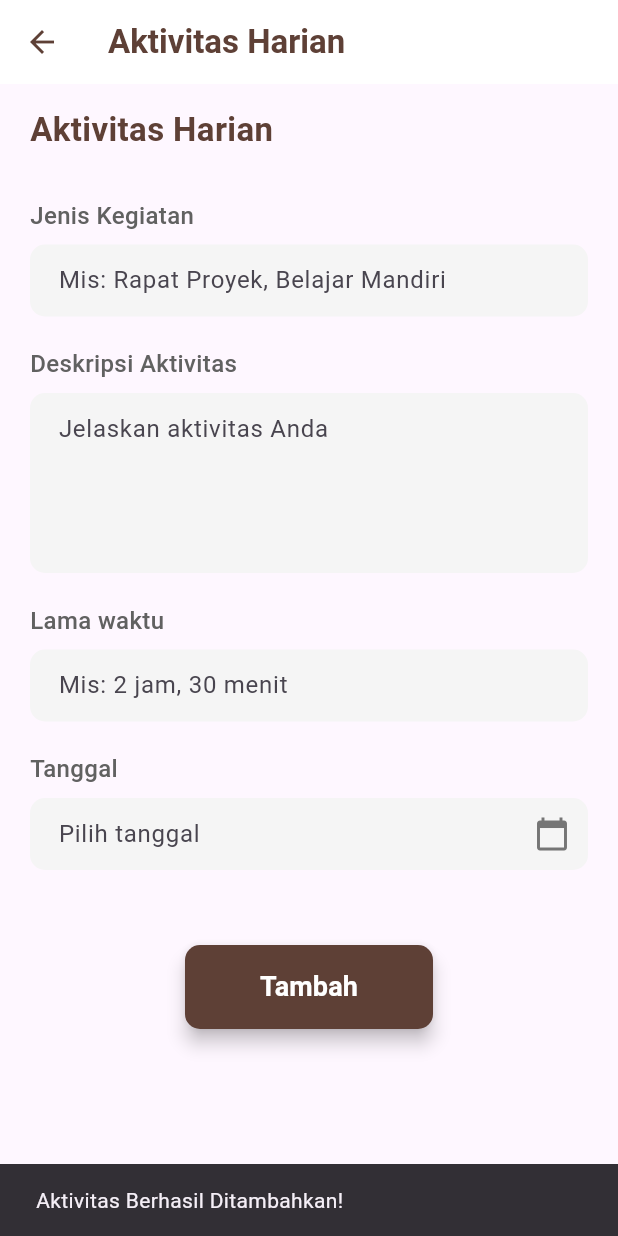
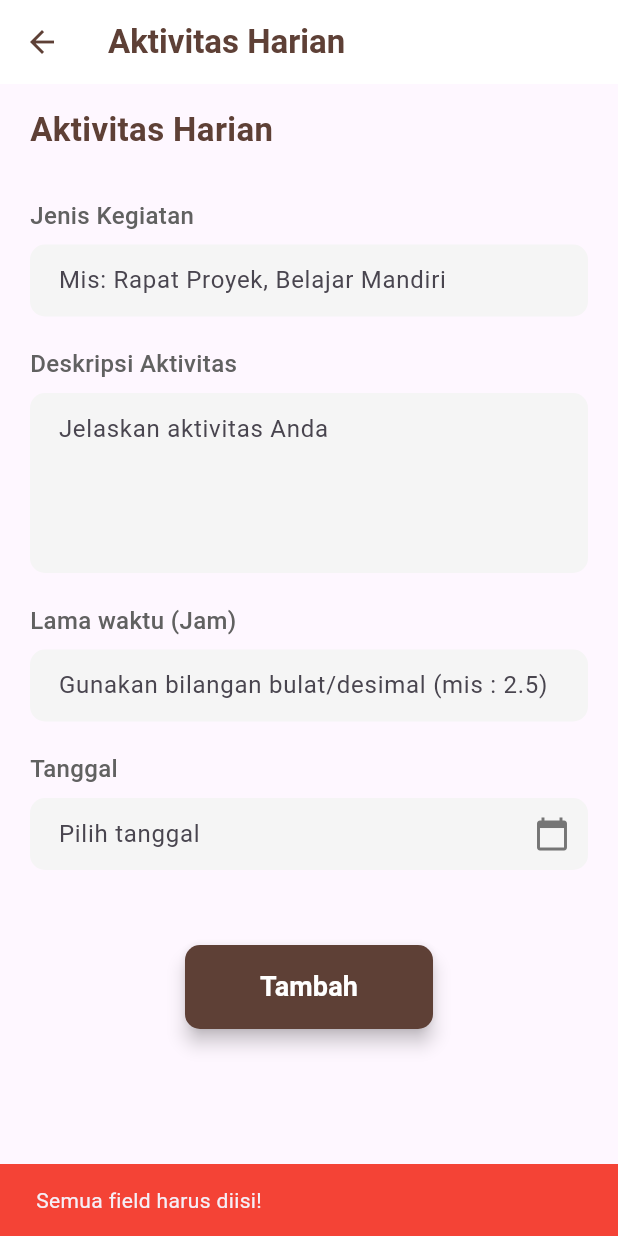
Before and after one commit to stevanniep/LALogin, a Flutter app: the DailyActivityPage screen opened directly, after a tap on "Tambah", on a phone screen of 412 x 824 dp. Run offline on Flutter 3.47's test engine with Material 3 defaults, Android fonts, the phone set to English and light mode, and no system bars; our stand-ins replace flutter_secure_storage, local_auth, qr_flutter, supabase_flutter, timeago; accounts and stored records are empty.

Commit message:
Update dailyactivity_page.dart

```diff
--- a/lib/pages/dailyactivity_page.dart
+++ b/lib/pages/dailyactivity_page.dart
@@ -1,5 +1,6 @@
 import 'package:flutter/material.dart';
 import 'package:intl/intl.dart'; // Untuk format tanggal
+import 'package:supabase_flutter/supabase_flutter.dart'; // Import Supabase
 
 class DailyActivityPage extends StatefulWidget {
   const DailyActivityPage({super.key});
@@ -19,6 +20,9 @@ class _DailyActivityPageState extends State<DailyActivityPage> {
 
   // Variabel untuk menyimpan tanggal yang dipilih
   DateTime? _selectedDate;
+
+  // Inisialisasi Supabase client
+  final SupabaseClient supabase = Supabase.instance.client;
 
   @override
   void dispose() {
@@ -57,8 +61,79 @@ class _DailyActivityPageState extends State<DailyActivityPage> {
         _selectedDate = picked;
         _tanggalController.text = DateFormat(
           'dd MMMM yyyy',
-        ).format(picked); // Format tanggal
+        ).format(picked); // Format tanggal untuk ditampilkan di UI
       });
+    }
+  }
+
+  // Fungsi untuk menyimpan data ke Supabase
+  Future<void> _saveActivityToSupabase() async {
+    // Validasi input
+    if (_jenisKegiatanController.text.isEmpty ||
+        _deskripsiAktivitasController.text.isEmpty ||
+        _lamaWaktuController.text.isEmpty ||
+        _tanggalController.text.isEmpty) {
+      ScaffoldMessenger.of(context).showSnackBar(
+        const SnackBar(
+          content: Text('Semua field harus diisi!'),
+          backgroundColor: Colors.red,
+        ),
+      );
+      return;
+    }
+
+    try {
+      // Mengambil nilai dari controller
+      final String activityKind = _jenisKegiatanController.text;
+      final String activityDescription = _deskripsiAktivitasController.text;
+      final double timeLength = double.parse(
+        _lamaWaktuController.text,
+      ); // Pastikan ini bisa di-parse sebagai double
+      final String date = DateFormat(
+        'yyyy-MM-dd',
+      ).format(_selectedDate!); // Format tanggal untuk Supabase
+
+      // Menyisipkan data ke tabel 'users_contribution'
+      await supabase.from('users_contribution').insert({
+        'activity_kind': activityKind,
+        'activity_description': activityDescription,
+        'time_length': timeLength,
+        'date': date,
+      });
+
+      // Tampilkan SnackBar sukses
+      ScaffoldMessenger.of(context).showSnackBar(
+        const SnackBar(
+          content: Text('Aktivitas Berhasil Ditambahkan!'),
+          backgroundColor: Colors.green,
+        ),
+      );
+
+      // Kosongkan field setelah ditambah
+      _jenisKegiatanController.clear();
+      _deskripsiAktivitasController.clear();
+      _lamaWaktuController.clear();
+      _tanggalController.clear();
+      setState(() {
+        _selectedDate = null;
+      });
+    } on FormatException {
+      // Tangani error jika lama waktu tidak bisa di-parse sebagai double
+      ScaffoldMessenger.of(context).showSnackBar(
+        const SnackBar(
+          content: Text('Lama waktu harus berupa angka (mis: 2.5)!'),
+          backgroundColor: Colors.red,
+        ),
+      );
+    } catch (e) {
+      // Tangani error lain dari Supabase
+      debugPrint('Error saving to Supabase: $e');
+      ScaffoldMessenger.of(context).showSnackBar(
+        SnackBar(
+          content: Text('Gagal menambahkan aktivitas: ${e.toString()}'),
+          backgroundColor: Colors.red,
+        ),
+      );
     }
   }
 
@@ -119,10 +194,10 @@ class _DailyActivityPageState extends State<DailyActivityPage> {
               // Input Lama Waktu
               _buildInputField(
                 controller: _lamaWaktuController,
-                label: 'Lama waktu',
-                hintText: 'Mis: 2 jam, 30 menit',
-                keyboardType: TextInputType
-                    .text, // Teks biasa karena bisa "jam" atau "menit"
+                label: 'Lama waktu (Jam)',
+                hintText: 'Gunakan bilangan bulat/desimal (mis : 2.5)',
+                keyboardType:
+                    TextInputType.number, // Ubah ke number untuk input angka
               ),
               const SizedBox(height: 20),
 
@@ -141,35 +216,8 @@ class _DailyActivityPageState extends State<DailyActivityPage> {
               // Tombol "Tambah"
               Center(
                 child: ElevatedButton(
-                  onPressed: () {
-                    // Logika yang dijalankan saat tombol "Tambah" ditekan
-                    // Anda bisa mendapatkan nilai dari controller:
-                    final String jenisKegiatan = _jenisKegiatanController.text;
-                    final String deskripsiAktivitas =
-                        _deskripsiAktivitasController.text;
-                    final String lamaWaktu = _lamaWaktuController.text;
-                    final String tanggal = _tanggalController.text;
-
-                    debugPrint('Jenis Kegiatan: $jenisKegiatan');
-                    debugPrint('Deskripsi Aktivitas: $deskripsiAktivitas');
-                    debugPrint('Lama Waktu: $lamaWaktu');
-                    debugPrint('Tanggal: $tanggal');
-
-                    // Tampilkan SnackBar atau lakukan navigasi/simpan data
-                    ScaffoldMessenger.of(context).showSnackBar(
-                      const SnackBar(
-                        content: Text('Aktivitas Berhasil Ditambahkan!'),
-                      ),
-                    );
-                    // Opsional: Kosongkan field setelah ditambah
-                    _jenisKegiatanController.clear();
-                    _deskripsiAktivitasController.clear();
-                    _lamaWaktuController.clear();
-                    _tanggalController.clear();
-                    setState(() {
-                      _selectedDate = null;
-                    });
-                  },
+                  onPressed:
+                      _saveActivityToSupabase, // Panggil fungsi penyimpanan data
                   style: ElevatedButton.styleFrom(
                     backgroundColor: const Color(0xFF5E4036),
                     foregroundColor: Colors.white,
```
